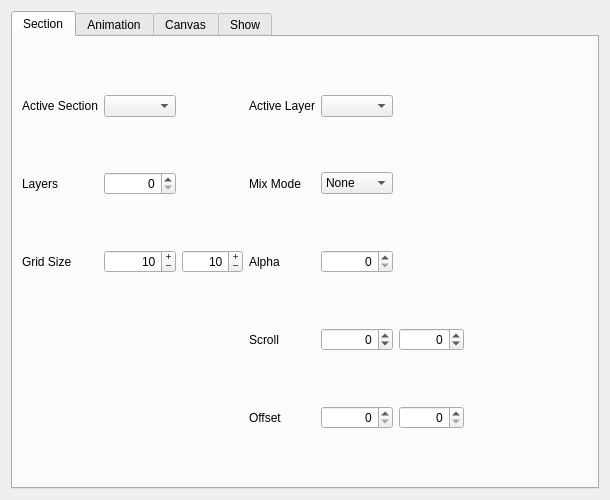
This is src/widget/maestrocontrolwidget.ui in 8bitbuddhist/PixelMaestro-Studio as Qt 5 draws it before an edit. The edited form follows.
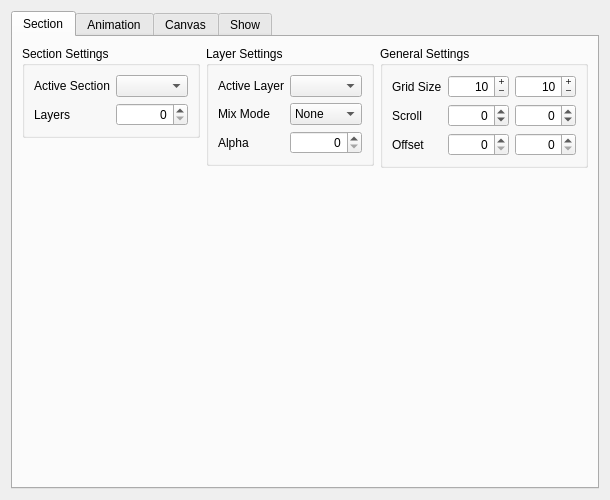
This is the edited form. The open tabs and pages were chosen to show the change. Icons and pictures are not drawn.

```diff
--- a/src/widget/maestrocontrolwidget.ui
+++ b/src/widget/maestrocontrolwidget.ui
@@ -63,82 +63,13 @@
        <string>Section</string>
       </attribute>
       <layout class="QGridLayout" name="gridLayout_6">
-       <item row="2" column="1">
-        <widget class="QSpinBox" name="rowsSpinBox">
-         <property name="toolTip">
-          <string>Sets the width of the Pixel grid (select Base Section to edit)</string>
+       <item row="0" column="7" alignment="Qt::AlignTop">
+        <widget class="QGroupBox" name="layerSettingsGroupBox">
+         <property name="title">
+          <string>Layer Settings</string>
          </property>
-         <property name="frame">
-          <bool>true</bool>
-         </property>
-         <property name="alignment">
-          <set>Qt::AlignRight|Qt::AlignTrailing|Qt::AlignVCenter</set>
-         </property>
-         <property name="buttonSymbols">
-          <enum>QAbstractSpinBox::PlusMinus</enum>
-         </property>
-         <property name="minimum">
-          <number>1</number>
-         </property>
-         <property name="maximum">
-          <number>65535</number>
-         </property>
-         <property name="value">
-          <number>10</number>
-         </property>
-        </widget>
-       </item>
-       <item row="0" column="4">
-        <widget class="QComboBox" name="layerComboBox">
-         <property name="toolTip">
-          <string>The currently selected Layer</string>
-         </property>
-        </widget>
-       </item>
-       <item row="1" column="3">
-        <widget class="QLabel" name="mixModeLabel">
-         <property name="text">
-          <string>Mix Mode</string>
-         </property>
-        </widget>
-       </item>
-       <item row="3" column="4">
-        <widget class="QSpinBox" name="scrollXSpinBox">
-         <property name="toolTip">
-          <string>Sets the scroll rate/direction along the x-axis</string>
-         </property>
-         <property name="alignment">
-          <set>Qt::AlignRight|Qt::AlignTrailing|Qt::AlignVCenter</set>
-         </property>
-         <property name="minimum">
-          <number>-60000</number>
-         </property>
-         <property name="maximum">
-          <number>60000</number>
-         </property>
-         <property name="singleStep">
-          <number>100</number>
-         </property>
-         <property name="value">
-          <number>0</number>
-         </property>
-        </widget>
-       </item>
-       <item row="0" column="3">
-        <widget class="QLabel" name="label">
-         <property name="text">
-          <string>Active Layer</string>
-         </property>
-        </widget>
-       </item>
-       <item row="3" column="3">
-        <widget class="QLabel" name="scrollLabel">
-         <property name="text">
-          <string>Scroll</string>
-         </property>
-        </widget>
-       </item>
-       <item row="1" column="4">
+         <layout class="QGridLayout" name="gridLayout_12">
+          <item row="1" column="1">
         <widget class="QComboBox" name="mix_modeComboBox">
          <property name="toolTip">
           <string>The method used to mix this Layer with its base Section</string>
@@ -165,47 +96,35 @@
          </item>
         </widget>
        </item>
-       <item row="1" column="0">
-        <widget class="QLabel" name="label_2">
-         <property name="text">
-          <string>Layers</string>
-         </property>
-        </widget>
-       </item>
-       <item row="3" column="5">
-        <widget class="QSpinBox" name="scrollYSpinBox">
+          <item row="0" column="1">
+           <widget class="QComboBox" name="layerComboBox">
          <property name="toolTip">
-          <string>Sets the scroll rate/direction along the y-axis</string>
-         </property>
-         <property name="alignment">
-          <set>Qt::AlignRight|Qt::AlignTrailing|Qt::AlignVCenter</set>
-         </property>
-         <property name="minimum">
-          <number>-60000</number>
-         </property>
-         <property name="maximum">
-          <number>60000</number>
-         </property>
-         <property name="singleStep">
-          <number>100</number>
+             <string>The currently selected Layer</string>
+            </property>
+           </widget>
+          </item>
+          <item row="0" column="0">
+           <widget class="QLabel" name="label">
+            <property name="text">
+             <string>Active Layer</string>
+            </property>
+           </widget>
+          </item>
+          <item row="1" column="0">
+           <widget class="QLabel" name="mixModeLabel">
+            <property name="text">
+             <string>Mix Mode</string>
          </property>
         </widget>
        </item>
        <item row="2" column="0">
-        <widget class="QLabel" name="gridSizeLabel">
-         <property name="text">
-          <string>Grid Size</string>
-         </property>
-        </widget>
-       </item>
-       <item row="2" column="3">
         <widget class="QLabel" name="alphaLabel">
          <property name="text">
           <string>Alpha</string>
          </property>
         </widget>
        </item>
-       <item row="2" column="4">
+          <item row="2" column="1">
         <widget class="QSpinBox" name="alphaSpinBox">
          <property name="toolTip">
           <string>The Layer's transparency</string>
@@ -221,61 +140,15 @@
          </property>
         </widget>
        </item>
-       <item row="2" column="2">
-        <widget class="QSpinBox" name="columnsSpinBox">
-         <property name="toolTip">
-          <string>Sets the height of the Pixel grid (select Base Section to edit)</string>
-         </property>
-         <property name="alignment">
-          <set>Qt::AlignRight|Qt::AlignTrailing|Qt::AlignVCenter</set>
-         </property>
-         <property name="buttonSymbols">
-          <enum>QAbstractSpinBox::PlusMinus</enum>
-         </property>
-         <property name="minimum">
-          <number>1</number>
-         </property>
-         <property name="maximum">
-          <number>65535</number>
-         </property>
-         <property name="value">
-          <number>10</number>
-         </property>
+         </layout>
         </widget>
        </item>
-       <item row="1" column="1">
-        <widget class="QSpinBox" name="layerSpinBox">
-         <property name="toolTip">
-          <string>Sets the number of Layers belonging to this Section</string>
+       <item row="0" column="3" alignment="Qt::AlignTop">
+        <widget class="QGroupBox" name="sectionSettingsGroupBox">
+         <property name="title">
+          <string>Section Settings</string>
          </property>
-         <property name="alignment">
-          <set>Qt::AlignRight|Qt::AlignTrailing|Qt::AlignVCenter</set>
-         </property>
-         <property name="maximum">
-          <number>255</number>
-         </property>
-        </widget>
-       </item>
-       <item row="0" column="6">
-        <spacer name="horizontalSpacer_3">
-         <property name="orientation">
-          <enum>Qt::Horizontal</enum>
-         </property>
-         <property name="sizeHint" stdset="0">
-          <size>
-           <width>40</width>
-           <height>20</height>
-          </size>
-         </property>
-        </spacer>
-       </item>
-       <item row="0" column="1">
-        <widget class="QComboBox" name="sectionComboBox">
-         <property name="toolTip">
-          <string>The currently selected Section</string>
-         </property>
-        </widget>
-       </item>
+         <layout class="QGridLayout" name="gridLayout_11">
        <item row="0" column="0">
         <widget class="QLabel" name="sectionSelectLabel">
          <property name="text">
@@ -283,14 +156,152 @@
          </property>
         </widget>
        </item>
-       <item row="6" column="3">
+          <item row="0" column="1">
+           <widget class="QComboBox" name="sectionComboBox">
+            <property name="toolTip">
+             <string>The currently selected Section</string>
+            </property>
+           </widget>
+          </item>
+          <item row="1" column="0">
+           <widget class="QLabel" name="label_2">
+            <property name="text">
+             <string>Layers</string>
+            </property>
+           </widget>
+          </item>
+          <item row="1" column="1">
+           <widget class="QSpinBox" name="layerSpinBox">
+            <property name="toolTip">
+             <string>Sets the number of Layers belonging to this Section</string>
+            </property>
+            <property name="alignment">
+             <set>Qt::AlignRight|Qt::AlignTrailing|Qt::AlignVCenter</set>
+            </property>
+            <property name="maximum">
+             <number>255</number>
+            </property>
+           </widget>
+          </item>
+         </layout>
+        </widget>
+       </item>
+       <item row="0" column="8" alignment="Qt::AlignTop">
+        <widget class="QGroupBox" name="generalSettingsGroupBox">
+         <property name="title">
+          <string>General Settings</string>
+         </property>
+         <layout class="QGridLayout" name="gridLayout_13">
+          <item row="1" column="0">
+           <widget class="QLabel" name="scrollLabel">
+            <property name="text">
+             <string>Scroll</string>
+            </property>
+           </widget>
+          </item>
+          <item row="1" column="1">
+           <widget class="QSpinBox" name="scrollXSpinBox">
+            <property name="toolTip">
+             <string>Sets the scroll rate/direction along the x-axis</string>
+            </property>
+            <property name="alignment">
+             <set>Qt::AlignRight|Qt::AlignTrailing|Qt::AlignVCenter</set>
+            </property>
+            <property name="minimum">
+             <number>-60000</number>
+            </property>
+            <property name="maximum">
+             <number>60000</number>
+            </property>
+            <property name="singleStep">
+             <number>100</number>
+            </property>
+            <property name="value">
+             <number>0</number>
+            </property>
+           </widget>
+          </item>
+          <item row="0" column="0">
+           <widget class="QLabel" name="gridSizeLabel">
+            <property name="text">
+             <string>Grid Size</string>
+            </property>
+           </widget>
+          </item>
+          <item row="1" column="2">
+           <widget class="QSpinBox" name="scrollYSpinBox">
+            <property name="toolTip">
+             <string>Sets the scroll rate/direction along the y-axis</string>
+            </property>
+            <property name="alignment">
+             <set>Qt::AlignRight|Qt::AlignTrailing|Qt::AlignVCenter</set>
+            </property>
+            <property name="minimum">
+             <number>-60000</number>
+            </property>
+            <property name="maximum">
+             <number>60000</number>
+            </property>
+            <property name="singleStep">
+             <number>100</number>
+            </property>
+           </widget>
+          </item>
+          <item row="0" column="1">
+           <widget class="QSpinBox" name="rowsSpinBox">
+            <property name="toolTip">
+             <string>Sets the width of the Pixel grid (select Base Section to edit)</string>
+            </property>
+            <property name="frame">
+             <bool>true</bool>
+            </property>
+            <property name="alignment">
+             <set>Qt::AlignRight|Qt::AlignTrailing|Qt::AlignVCenter</set>
+            </property>
+            <property name="buttonSymbols">
+             <enum>QAbstractSpinBox::PlusMinus</enum>
+            </property>
+            <property name="minimum">
+             <number>1</number>
+            </property>
+            <property name="maximum">
+             <number>65535</number>
+            </property>
+            <property name="value">
+             <number>10</number>
+            </property>
+           </widget>
+          </item>
+          <item row="0" column="2">
+           <widget class="QSpinBox" name="columnsSpinBox">
+            <property name="toolTip">
+             <string>Sets the height of the Pixel grid (select Base Section to edit)</string>
+            </property>
+            <property name="alignment">
+             <set>Qt::AlignRight|Qt::AlignTrailing|Qt::AlignVCenter</set>
+            </property>
+            <property name="buttonSymbols">
+             <enum>QAbstractSpinBox::PlusMinus</enum>
+            </property>
+            <property name="minimum">
+             <number>1</number>
+            </property>
+            <property name="maximum">
+             <number>65535</number>
+            </property>
+            <property name="value">
+             <number>10</number>
+            </property>
+           </widget>
+          </item>
+          <item row="2" column="0">
         <widget class="QLabel" name="offsetLabel">
          <property name="text">
           <string>Offset</string>
          </property>
         </widget>
        </item>
-       <item row="6" column="4">
+          <item row="2" column="1">
         <widget class="QSpinBox" name="offsetXSpinBox">
          <property name="toolTip">
           <string>Sets the offset along the x axis</string>
@@ -300,7 +311,7 @@
          </property>
         </widget>
        </item>
-       <item row="6" column="5">
+          <item row="2" column="2">
         <widget class="QSpinBox" name="offsetYSpinBox">
          <property name="toolTip">
           <string>Sets the offset along the y axis</string>
@@ -312,6 +323,9 @@
        </item>
       </layout>
      </widget>
+       </item>
+      </layout>
+     </widget>
      <widget class="QWidget" name="animationTab">
       <property name="sizePolicy">
        <sizepolicy hsizetype="Minimum" vsizetype="Minimum">
```
Left out of the diff: 17 changed lines with no effect on the pictures. Lines whose indentation alone changed are shown as unchanged.
